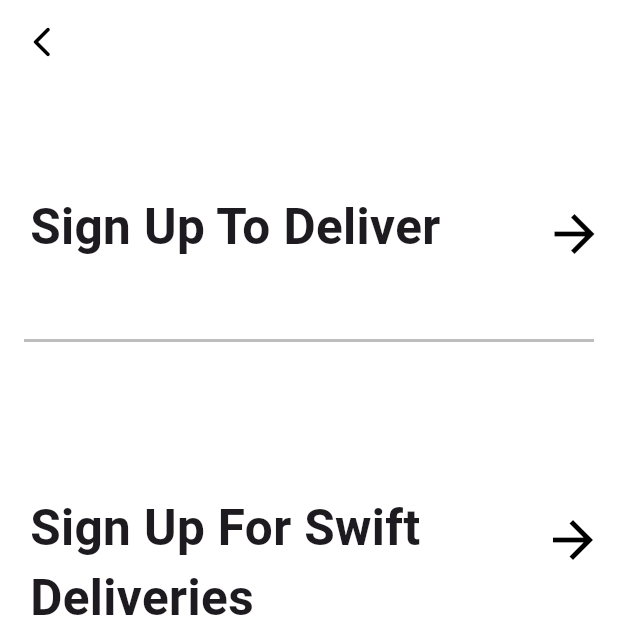
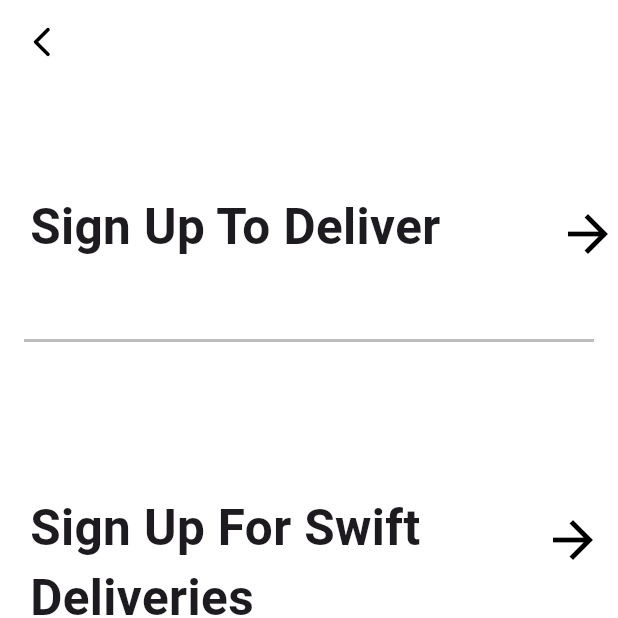
Before and after one commit to ameenakabir22/swiift-hq, a Flutter app: the SignUpOptions screen opened directly, on a phone screen of 412 x 824 dp, the top half of it. Run offline on Flutter 3.47's test engine with Material 3 defaults, Android fonts, the phone set to English and light mode, and no system bars; our stand-ins replace lottie, smooth_page_indicator.

Commit message:
i added the sizer dependency and adjusted the sign up options

```diff
--- a/lib/pages/signup_options.dart
+++ b/lib/pages/signup_options.dart
@@ -51,7 +51,7 @@ class SignUpOptions extends StatelessWidget {
                       ),
                       SizedBox(width: 10),
                       Padding(
-                        padding: const EdgeInsets.only(top: 30.0, right: 9),
+                        padding: const EdgeInsets.only(top: 30.0, left: 10),
                         child: Icon(
                           Icons.arrow_forward,
                           color: Colors.black,
--- a/pubspec.yaml
+++ b/pubspec.yaml
@@ -11,6 +11,7 @@ dependencies:
     sdk: flutter
   lottie: ^2.3.1
   smooth_page_indicator: ^1.0.0
+  sizer: ^2.0.15
 
 dev_dependencies:
   flutter_test:
```
